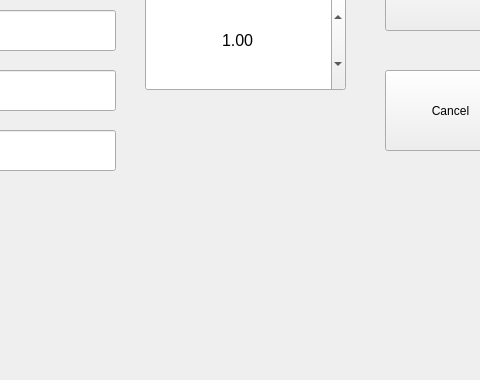
The window that mainwindow.ui (jspinn/Foodventory) describes before a commit, drawn with Qt 5; both pictures show x 174 to 654 and y 100 to 480 of the 800 by 480 pixel window.
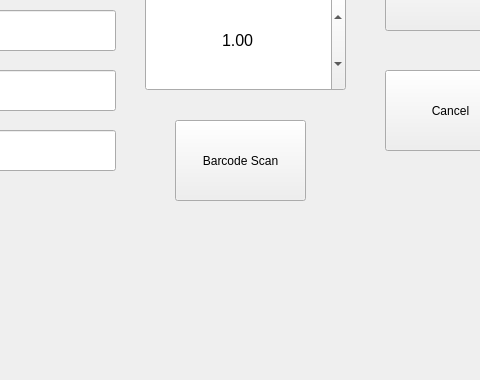
The same window after the commit. The open tabs and pages were chosen to show the change.

Commit message: Connect barcode scanner to line edit

```diff
--- a/mainwindow.ui
+++ b/mainwindow.ui
@@ -488,6 +488,19 @@
        <string>Quantity</string>
       </property>
      </widget>
+     <widget class="QPushButton" name="barcodeScanButton">
+      <property name="geometry">
+       <rect>
+        <x>270</x>
+        <y>220</y>
+        <width>131</width>
+        <height>81</height>
+       </rect>
+      </property>
+      <property name="text">
+       <string>Barcode Scan</string>
+      </property>
+     </widget>
     </widget>
    </widget>
    <widget class="QPushButton" name="homeButton">
```
Left out of the diff: 5 changed lines with no effect on the pictures. The commit also changes 3 other files.
